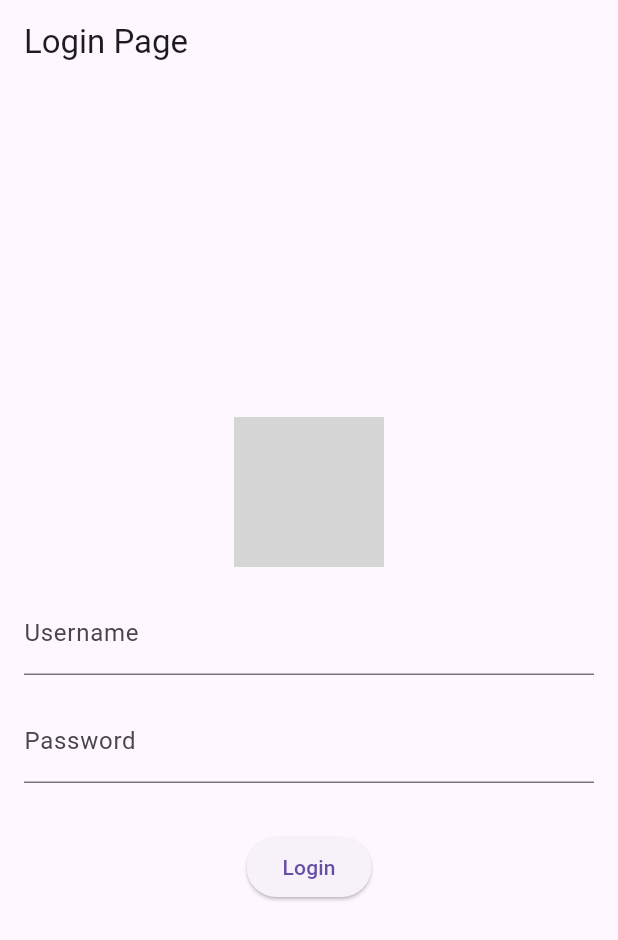
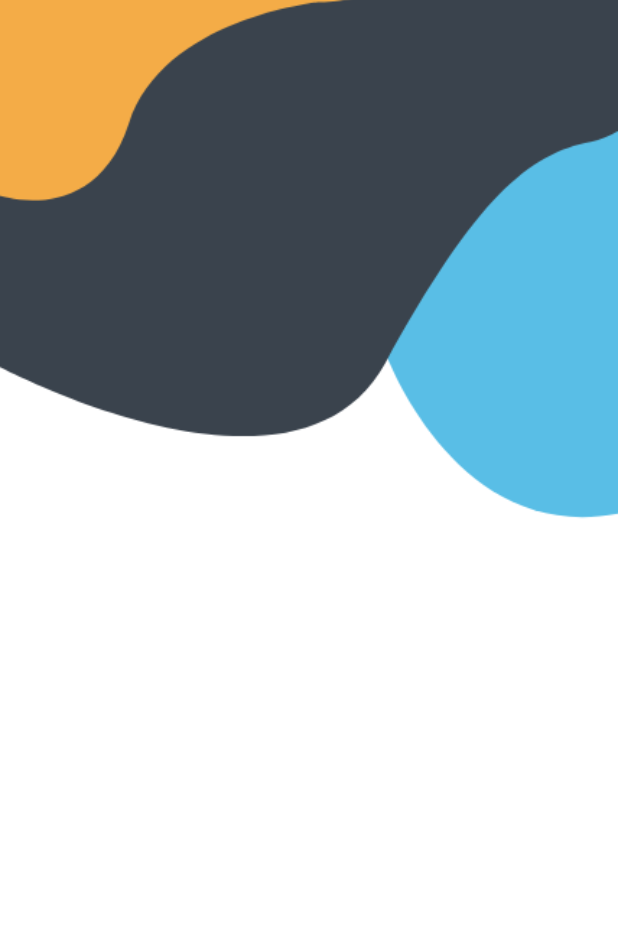
Before and after one commit to AshuMokale/news_app, a Flutter app: the screen it shows after launch, on a phone screen of 412 x 824 dp. Shown: the top 940 px of the screen. Run offline on Flutter 3.47's test engine with Material 3 defaults, Android fonts, the phone set to English and light mode, and no system bars; grey boxes are pictures that could not be loaded.

Commit message:
new login page

```diff
--- /dev/null
+++ b/lib/login.dart
@@ -0,0 +1,22 @@
+
+import 'package:flutter/cupertino.dart';
+import 'package:flutter/material.dart';
+
+class MyLogin extends StatefulWidget{
+  const MyLogin({Key? key}) : super(key: key);
+
+  @override
+   _MyLoginState createState() => _MyLoginState();
+}
+
+class _MyLoginState extends State<MyLogin>{
+  @override
+  Widget build(BuildContext context) {
+    return  Container(
+      decoration: BoxDecoration(
+        image:DecorationImage(
+          image: AssetImage('assets/login.png'), fit: BoxFit.cover),
+      ),
+    );
+  }
+  }
--- a/lib/main.dart
+++ b/lib/main.dart
@@ -1,71 +1,14 @@
+
+
 import 'package:flutter/material.dart';
+import 'package:news_app/login.dart';
 
-void main() {
-  runApp(MyApp());
+import '';
+void main(){
+  runApp(MaterialApp(
+   initialRoute: 'login',
+    routes: { 'login': (context)=> MyLogin()},
+
+
+  ));
 }
-
-class MyApp extends StatelessWidget {
-  @override
-  Widget build(BuildContext context) {
-    return MaterialApp(
-      home: LoginPage(),
-    );
-  }
-}
-
-class LoginPage extends StatefulWidget {
-  @override
-  _LoginPageState createState() => _LoginPageState();
-}
-
-class _LoginPageState extends State<LoginPage> {
-  TextEditingController _usernameController = TextEditingController();
-  TextEditingController _passwordController = TextEditingController();
-
-  @override
-  Widget build(BuildContext context) {
-    return Scaffold(
-      appBar: AppBar(
-        title: Text('Login Page'),
-      ),
-      body: Padding(
-        padding: EdgeInsets.all(16.0),
-        child: Column(
-          mainAxisAlignment: MainAxisAlignment.center,
-          children: [
-            Image.network(
-              'http:\Users\RAHUL\AndroidStudioProjects\news_app\assets\img21.jpg', // Replace with your actual image URL
-              height: 100.0,
-            ),
-            SizedBox(height: 16.0),
-            TextField(
-              controller: _usernameController,
-              decoration: InputDecoration(
-                labelText: 'Username',
-              ),
-            ),
-            SizedBox(height: 16.0),
-            TextField(
-              controller: _passwordController,
-              decoration: InputDecoration(
-                labelText: 'Password',
-              ),
-              obscureText: true,
-            ),
-            SizedBox(height: 32.0),
-            ElevatedButton(
-              onPressed: () {
-                // Add your login logic here
-                // You can check the credentials and navigate to the news page if successful
-                // For simplicity, I'll just print the entered credentials
-                print('Username: ${_usernameController.text}');
-                print('Password: ${_passwordController.text}');
-              },
-              child: Text('Login'),
-            ),
-          ],
-        ),
-      ),
-    );
-  }
-}
```
Also changed, not shown: pubspec.yaml (+2 -5 lines), asset/News - App Icon.jpeg (deleted), assets/img21.jpg (deleted), assets/login.png (added), assets/register.png (added), 1 other file.
